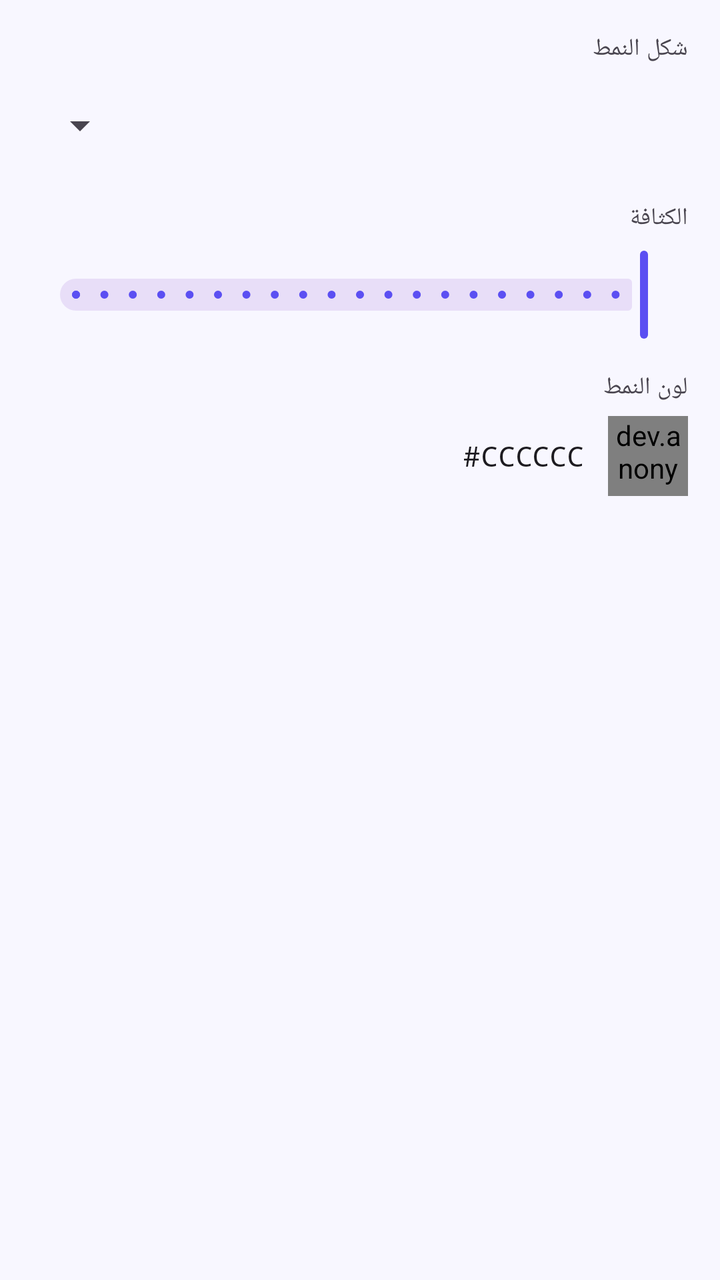
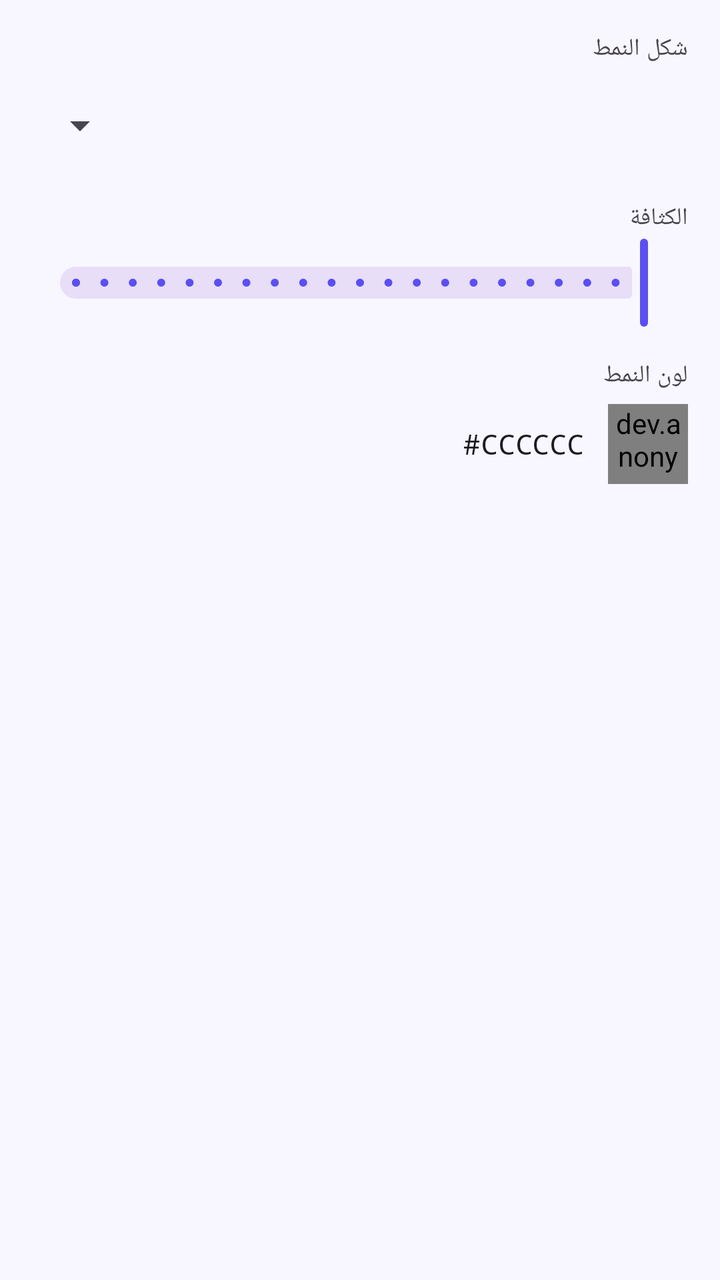

The first picture is an Android layout as it rendered before a commit; the second is the same layout after the commit. The layout source and the unified diff follow.
<!-- AndroidManifest.xml: application theme Theme.CardsDesignerPro -->
<!-- res/layout/fragment_prop_decoration.xml -->
<?xml version="1.0" encoding="utf-8"?>
<ScrollView xmlns:android="http://schemas.android.com/apk/res/android"
    xmlns:app="http://schemas.android.com/apk/res-auto"
    android:layout_width="match_parent" android:layout_height="match_parent" android:layoutDirection="rtl">
    <LinearLayout android:layout_width="match_parent" android:layout_height="wrap_content"
        android:orientation="vertical" android:padding="16dp">

        <TextView android:layout_width="match_parent" android:layout_height="wrap_content"
            android:text="@string/prop_decoration_shape" android:textAppearance="?attr/textAppearanceLabelMedium"
            android:layout_marginBottom="6dp" />
        <Spinner android:id="@+id/spinner_shape" android:layout_width="match_parent"
            android:layout_height="48dp" android:layout_marginBottom="14dp" />

        <LinearLayout
            android:id="@+id/layout_custom_image"
            android:layout_width="match_parent"
            android:layout_height="wrap_content"
            android:layout_marginBottom="14dp"
            android:background="?attr/colorSurfaceVariant"
            android:padding="8dp"
            android:gravity="center_vertical"
            android:orientation="horizontal"
            android:visibility="gone">

            <TextView
                android:id="@+id/tv_custom_image_name"
                android:layout_width="0dp"
                android:layout_height="wrap_content"
                android:layout_weight="1"
                android:layout_marginEnd="8dp"
                android:text="تم اختيار صورة مخصصة"
                android:textAppearance="?attr/textAppearanceBodyMedium" />

            <ImageView
                android:id="@+id/btn_remove_custom_image"
                android:layout_width="32dp"
                android:layout_height="32dp"
                android:background="?attr/selectableItemBackgroundBorderless"
                android:clickable="true"
                android:focusable="true"
                android:padding="4dp"
                android:src="@drawable/ic_delete_24"
                app:tint="?attr/colorError" />
        </LinearLayout>

        <TextView android:layout_width="match_parent" android:layout_height="wrap_content"
            android:text="@string/prop_decoration_density" android:textAppearance="?attr/textAppearanceLabelMedium"
            android:layout_marginBottom="6dp" />
        <com.google.android.material.slider.Slider android:id="@+id/slider_density"
            android:layout_width="match_parent" android:layout_height="wrap_content"
            android:valueFrom="0" android:valueTo="1" android:stepSize="0.05"
            android:layout_marginBottom="14dp" />

        <com.google.android.material.checkbox.MaterialCheckBox
            android:id="@+id/cb_custom_tint"
            android:layout_width="match_parent"
            android:layout_height="wrap_content"
            android:text="صبغ الايقونة بلون مخصص"
            android:visibility="gone" />

        <LinearLayout
            android:id="@+id/layout_color"
            android:layout_width="match_parent"
            android:layout_height="wrap_content"
            android:orientation="vertical">

            <TextView android:layout_width="match_parent" android:layout_height="wrap_content"
                android:text="@string/prop_decoration_color" android:textAppearance="?attr/textAppearanceLabelMedium"
                android:layout_marginBottom="6dp" />
            <LinearLayout android:layout_width="match_parent" android:layout_height="wrap_content"
                android:orientation="horizontal" android:gravity="center_vertical">
                <dev.anonymous.cardsdesignerpro.common.widget.ColorPreviewView android:id="@+id/cpv_deco_color"
                    android:layout_width="40dp" android:layout_height="40dp" android:layout_marginEnd="12dp" />
                <TextView android:id="@+id/tv_color_hex" android:layout_width="wrap_content"
                    android:layout_height="wrap_content" android:fontFamily="monospace"
                    android:textAppearance="?attr/textAppearanceBodyMedium" android:text="#CCCCCC" />
            </LinearLayout>
        </LinearLayout>
    </LinearLayout>
</ScrollView>
<!-- resources referenced by this layout -->
<resources>
  <!-- drawable ic_delete_24 (drawable) -->
  <vector xmlns:android="http://schemas.android.com/apk/res/android"
      android:width="24dp"
      android:height="24dp"
      android:viewportWidth="24"
      android:viewportHeight="24">
    <path
        android:pathData="M6,19c0,1.1 0.9,2 2,2h8c1.1,0 2,-0.9 2,-2V7H6v12zM19,4h-3.5l-1,-1h-5l-1,1H5v2h14V4z"
        android:fillColor="#000000"/>
  </vector>
  <string name="prop_decoration_color">لون النمط</string>
  <string name="prop_decoration_density">الكثافة</string>
  <string name="prop_decoration_shape">شكل النمط</string>
  <style name="Theme.CardsDesignerPro" parent="Base.Theme.CardsDesignerPro" />
  <style name="Base.Theme.CardsDesignerPro" parent="Theme.Material3.DayNight.NoActionBar">
          <item name="colorPrimary">@color/md_theme_light_primary</item>
          <item name="colorOnPrimary">@color/md_theme_light_onPrimary</item>
          <item name="colorPrimaryContainer">@color/md_theme_light_primaryContainer</item>
          <item name="colorOnPrimaryContainer">@color/md_theme_light_onPrimaryContainer</item>
          <item name="colorSecondary">@color/md_theme_light_secondary</item>
          <item name="colorOnSecondary">@color/md_theme_light_onSecondary</item>
          <item name="android:colorBackground">@color/md_theme_light_background</item>
          <item name="colorSurface">@color/md_theme_light_surface</item>
          <item name="colorOnSurface">@color/md_theme_light_onSurface</item>
          <item name="colorSurfaceVariant">@color/md_theme_light_surfaceVariant</item>
          <item name="colorOnSurfaceVariant">@color/md_theme_light_onSurfaceVariant</item>
          <item name="colorOutline">@color/md_theme_light_outline</item>
          <item name="colorError">@color/md_theme_light_error</item>
          <item name="colorOnError">@color/md_theme_light_onError</item>
          <item name="android:statusBarColor">?attr/colorSurface</item>
          <item name="android:windowLightStatusBar">true</item>
          <item name="android:layoutDirection">rtl</item>
          <item name="android:supportsRtl">true</item>
      </style>
  <color name="md_theme_light_primary">#FF5B4FF2</color>
  <color name="md_theme_light_onPrimary">#FFFFFFFF</color>
  <color name="md_theme_light_primaryContainer">#FFE8E5FF</color>
  <color name="md_theme_light_onPrimaryContainer">#FF1A006E</color>
  <color name="md_theme_light_secondary">#FF00BFA5</color>
  <color name="md_theme_light_onSecondary">#FFFFFFFF</color>
  <color name="md_theme_light_background">#FFF8F7FF</color>
  <color name="md_theme_light_surface">#FFFFFFFF</color>
  <color name="md_theme_light_onSurface">#FF1A1A2E</color>
  <color name="md_theme_light_surfaceVariant">#FFE8E5FF</color>
  <color name="md_theme_light_onSurfaceVariant">#FF444370</color>
  <color name="md_theme_light_outline">#FF7A78A6</color>
  <color name="md_theme_light_error">#FFB3261E</color>
  <color name="md_theme_light_onError">#FFFFFFFF</color>
</resources>

<!-- the commit's change to res/layout/fragment_prop_decoration.xml (unified diff, before → after) -->
@@ -45,9 +45,10 @@
 
         <TextView android:layout_width="match_parent" android:layout_height="wrap_content"
             android:text="@string/prop_decoration_density" android:textAppearance="?attr/textAppearanceLabelMedium"
-            android:layout_marginBottom="6dp" />
+            android:layout_marginBottom="0dp" />
         <com.google.android.material.slider.Slider android:id="@+id/slider_density"
             android:layout_width="match_parent" android:layout_height="wrap_content"
+            app:labelBehavior="floating"
             android:valueFrom="0" android:valueTo="1" android:stepSize="0.05"
             android:layout_marginBottom="14dp" />
 
